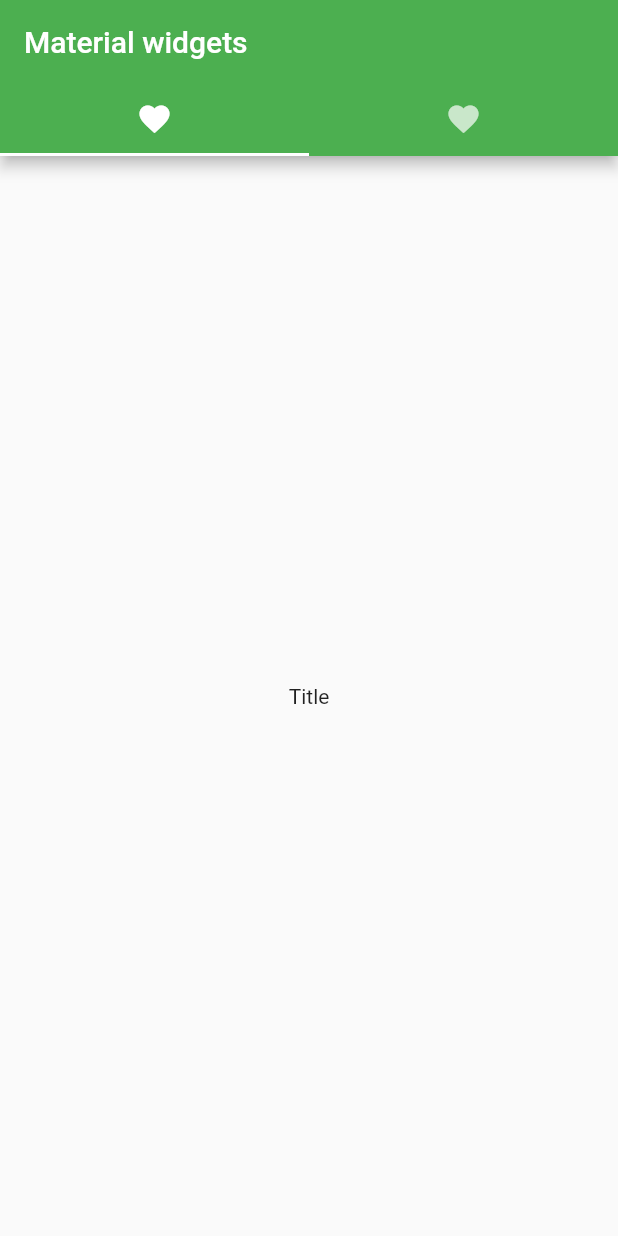
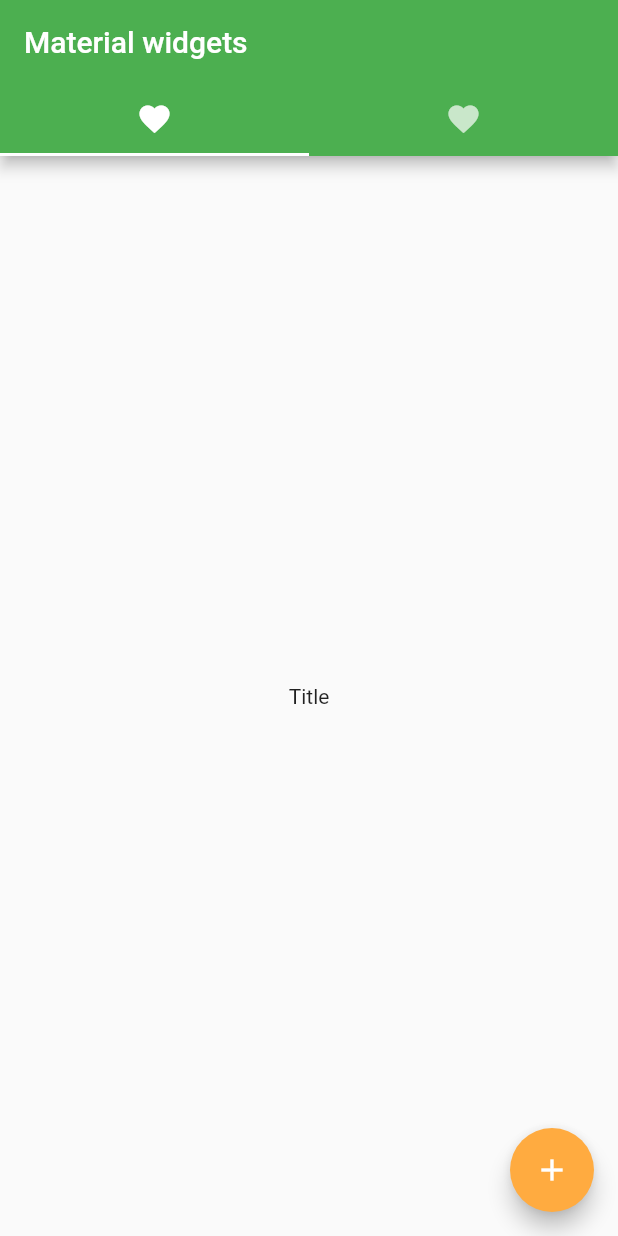
Before and after one commit to Aman9026/MaterialWidgetExamples, a Flutter app: the screen it shows after launch, on a phone screen of 412 x 824 dp. Run offline on Flutter 3.47's test engine with Material 2 defaults, Android fonts, the phone set to English and light mode, and no system bars.

Commit message:
implemented button

```diff
--- a/lib/main.dart
+++ b/lib/main.dart
@@ -63,6 +63,10 @@ class _HomePageState extends State<HomePage>
         children: <Widget>[new NewPage("First"), new NewPage("Second")],
         controller: tabController,
       ),
+      floatingActionButton: new FloatingActionButton(
+          child: new Icon(Icons.add),
+          backgroundColor: Colors.orangeAccent,
+          onPressed: () => print("button pressed")),
     );
   }
 }
```
